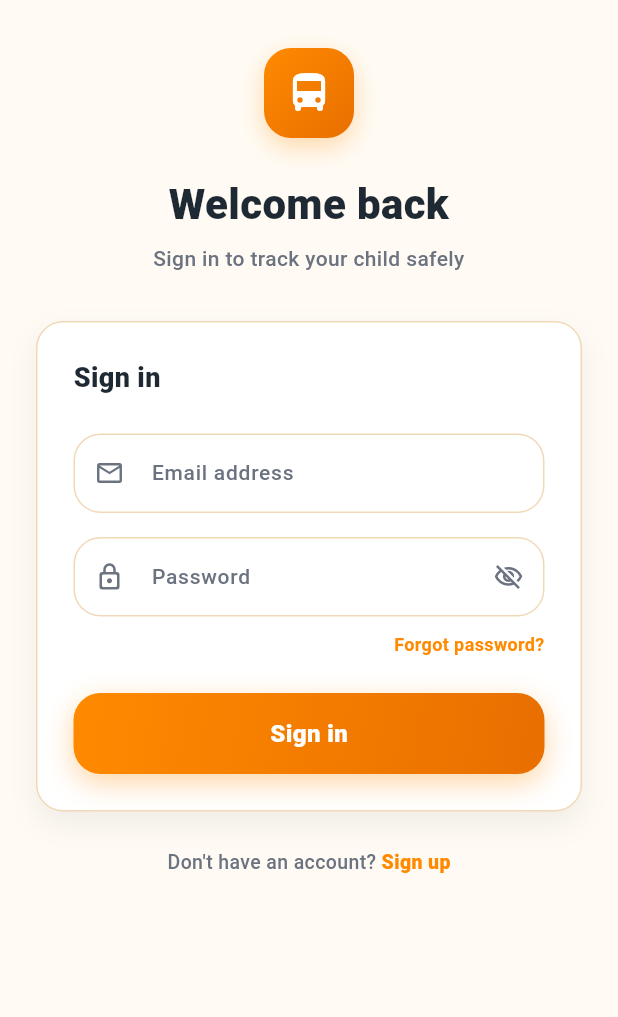
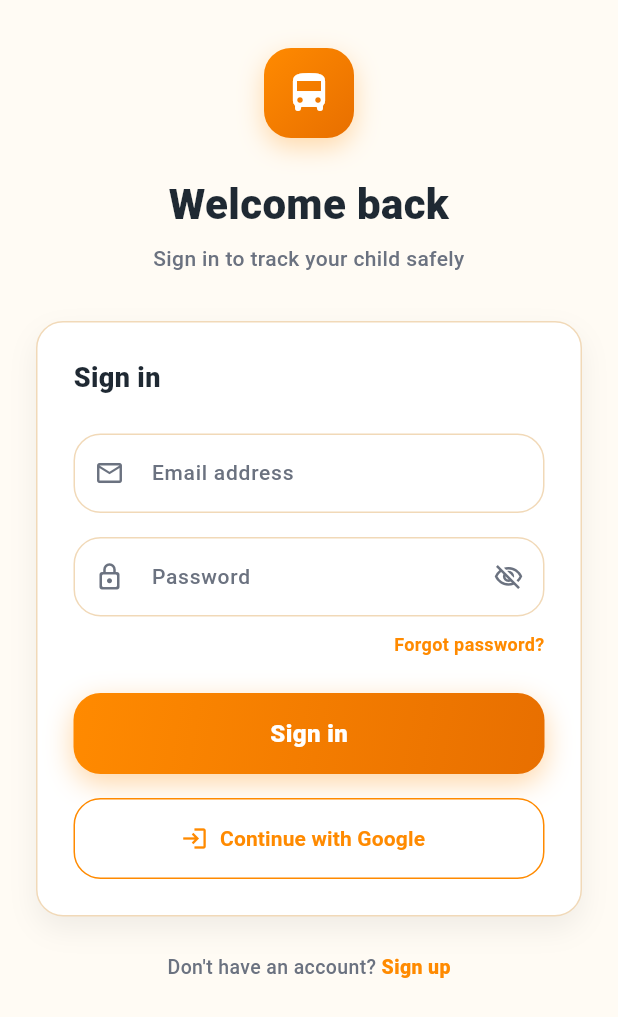
Before and after one commit to ingdia/safe_ride_app, a Flutter app: the screen it shows after launch, on a phone screen of 412 x 824 dp. Shown: the top 1017 px of the screen. Run offline on Flutter 3.47's test engine with Material 3 defaults, Android fonts, the light colour scheme and no system bars; our stand-ins replace cloud_firestore, connectivity_plus, firebase_auth, firebase_core, fl_chart, flutter_map and 5 more; accounts and stored records are empty; generated files the repository leaves out were written again.

Commit message:
Update auth login and registration screens

```diff
--- a/lib/features/auth/presentation/screens/login_screen.dart
+++ b/lib/features/auth/presentation/screens/login_screen.dart
@@ -5,6 +5,7 @@ import '../../../../core/routing/app_router.dart';
 import '../../../../core/routing/auth_routes.dart';
 import '../../../../core/utils/validators.dart';
 import '../../../../features/parent/presentation/widgets/parent_ui_constants.dart';
+import '../../domain/entities/auth_user.dart';
 import '../providers/auth_provider.dart';
 import '../widgets/auth_primary_button.dart';
 import '../widgets/auth_text_field.dart';
@@ -36,13 +37,17 @@ class _LoginScreenState extends ConsumerState<LoginScreen> {
         );
   }
 
+  Future<void> _onGoogleSignIn() async {
+    await ref.read(authProvider.notifier).loginWithGoogle();
+  }
+
   @override
   Widget build(BuildContext context) {
     ref.listen<AuthState>(authProvider, (_, state) {
       if (state is AuthAuthenticated) {
         Navigator.pushNamedAndRemoveUntil(
           context,
-          AppRouter.dashboardForRole(state.user.role),
+          AppRouter.dashboardForUser(state.user),
           (_) => false,
         );
       } else if (state is AuthError) {
@@ -54,6 +59,18 @@ class _LoginScreenState extends ConsumerState<LoginScreen> {
         );
         ref.read(authProvider.notifier).clearError();
       }
+    });
+
+    ref.listen<AsyncValue<AuthUser?>>(authUserProvider, (_, state) {
+      state.whenData((user) {
+        if (user != null) {
+          Navigator.pushNamedAndRemoveUntil(
+            context,
+            AppRouter.dashboardForUser(user),
+            (_) => false,
+          );
+        }
+      });
     });
 
     final isLoading = ref.watch(authProvider) is AuthLoading;
@@ -74,6 +91,7 @@ class _LoginScreenState extends ConsumerState<LoginScreen> {
                 emailController: _emailController,
                 passwordController: _passwordController,
                 onLogin: _onLogin,
+                onGoogleSignIn: _onGoogleSignIn,
                 isLoading: isLoading,
               ),
               const SizedBox(height: ParentUiSpacing.lg),
@@ -143,6 +161,7 @@ class _LoginCard extends StatelessWidget {
     required this.emailController,
     required this.passwordController,
     required this.onLogin,
+    required this.onGoogleSignIn,
     required this.isLoading,
   });
 
@@ -150,6 +169,7 @@ class _LoginCard extends StatelessWidget {
   final TextEditingController emailController;
   final TextEditingController passwordController;
   final VoidCallback onLogin;
+  final VoidCallback onGoogleSignIn;
   final bool isLoading;
 
   @override
@@ -204,6 +224,32 @@ class _LoginCard extends StatelessWidget {
               onPressed: onLogin,
               isLoading: isLoading,
             ),
+            const SizedBox(height: ParentUiSpacing.md),
+            SizedBox(
+              width: double.infinity,
+              height: 54,
+              child: OutlinedButton.icon(
+                onPressed: isLoading ? null : onGoogleSignIn,
+                icon: const Icon(
+                  Icons.login,
+                  color: ParentUiColors.orange,
+                ),
+                label: Text(
+                  'Continue with Google',
+                  style: ParentUiTextStyles.body.copyWith(
+                    color: ParentUiColors.orange,
+                    fontWeight: FontWeight.w700,
+                  ),
+                ),
+                style: OutlinedButton.styleFrom(
+                  side: const BorderSide(color: ParentUiColors.orange),
+                  shape: RoundedRectangleBorder(
+                    borderRadius: BorderRadius.circular(ParentUiRadius.md),
+                  ),
+                  backgroundColor: Colors.white,
+                ),
+              ),
+            ),
           ],
         ),
       ),
--- a/lib/features/auth/presentation/screens/register_screen.dart
+++ b/lib/features/auth/presentation/screens/register_screen.dart
@@ -46,7 +46,7 @@ class _RegisterScreenState extends ConsumerState<RegisterScreen> {
       if (state is AuthAuthenticated) {
         Navigator.pushNamedAndRemoveUntil(
           context,
-          AppRouter.dashboardForRole(state.user.role),
+          AppRouter.dashboardForUser(state.user),
           (_) => false,
         );
       } else if (state is AuthError) {
```
